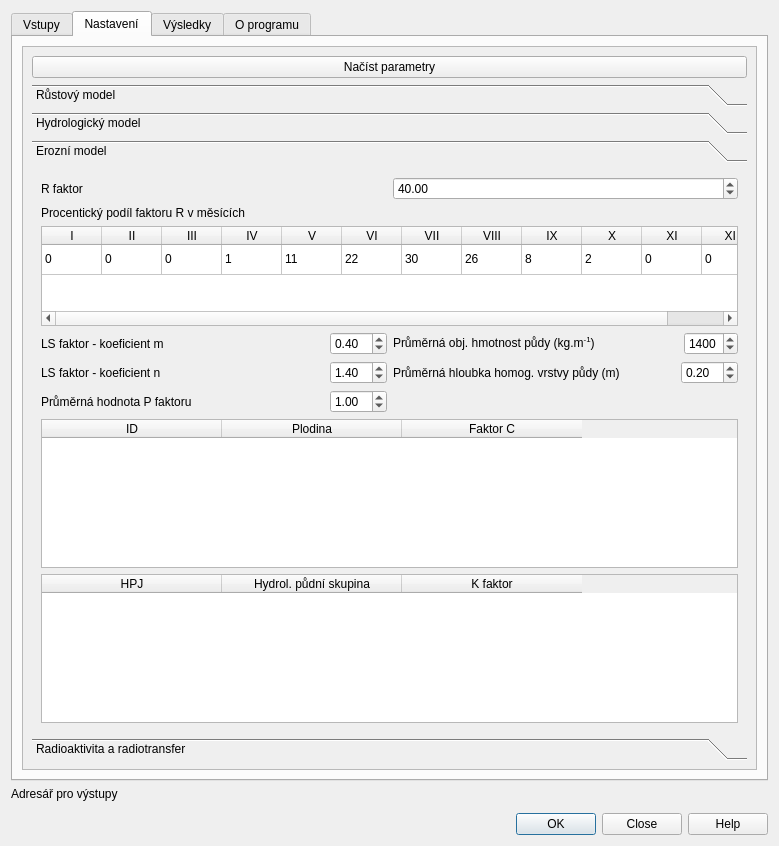
Qt form RadHydro_dialog_base.ui (JakubBrom/RadAgro) before a commit.
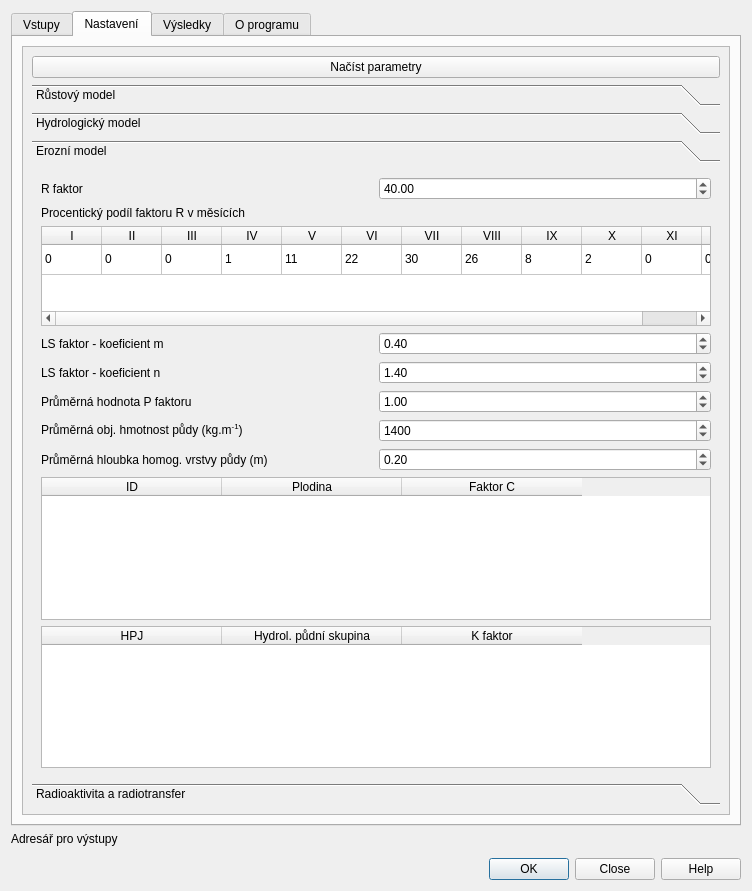
The same form after that commit. The open tabs and pages were chosen to show the change. Custom widgets are drawn as their Qt base class.

```diff
--- a/RadHydro_dialog_base.ui
+++ b/RadHydro_dialog_base.ui
@@ -7,8 +7,8 @@
    <rect>
     <x>0</x>
     <y>0</y>
-    <width>779</width>
-    <height>846</height>
+    <width>752</width>
+    <height>891</height>
    </rect>
   </property>
   <property name="font">
@@ -996,8 +996,8 @@
            <rect>
             <x>0</x>
             <y>0</y>
-            <width>737</width>
-            <height>699</height>
+            <width>710</width>
+            <height>744</height>
            </rect>
           </property>
           <layout class="QGridLayout" name="gridLayout_40">
@@ -1356,8 +1356,8 @@
                  <rect>
                   <x>0</x>
                   <y>0</y>
-                  <width>717</width>
-                  <height>534</height>
+                  <width>676</width>
+                  <height>583</height>
                  </rect>
                 </property>
                 <attribute name="label">
@@ -1557,33 +1557,9 @@
                  </item>
                  <item row="2" column="0">
                   <layout class="QGridLayout" name="gridLayout_44">
-                   <item row="0" column="0">
-                    <layout class="QGridLayout" name="gridLayout_30">
-                     <item row="0" column="0">
-                      <widget class="QLabel" name="label_32">
-                       <property name="text">
-                        <string>LS faktor - koeficient m</string>
-                       </property>
-                      </widget>
-                     </item>
-                     <item row="0" column="1">
-                      <widget class="QgsDoubleSpinBox" name="sbox_LS_m">
-                       <property name="sizePolicy">
-                        <sizepolicy hsizetype="Fixed" vsizetype="Fixed">
-                         <horstretch>0</horstretch>
-                         <verstretch>0</verstretch>
-                        </sizepolicy>
-                       </property>
-                       <property name="value">
-                        <double>0.400000000000000</double>
-                       </property>
-                      </widget>
-                     </item>
-                    </layout>
-                   </item>
-                   <item row="0" column="1">
-                    <layout class="QGridLayout" name="gridLayout_42">
-                     <item row="0" column="0">
+                   <item row="2" column="0">
+                    <layout class="QGridLayout" name="gridLayout_39">
+                     <item row="1" column="0">
                       <widget class="QLabel" name="label_36">
                        <property name="text">
                         <string>&lt;html&gt;&lt;head/&gt;&lt;body&gt;&lt;p&gt;Průměrná obj. hmotnost půdy (kg.m&lt;span style=&quot; vertical-align:super;&quot;&gt;-1&lt;/span&gt;)&lt;/p&gt;&lt;/body&gt;&lt;/html&gt;</string>
@@ -1591,9 +1567,22 @@
                       </widget>
                      </item>
                      <item row="0" column="1">
+                      <widget class="QgsDoubleSpinBox" name="sbox_P_fact">
+                       <property name="sizePolicy">
+                        <sizepolicy hsizetype="Preferred" vsizetype="Fixed">
+                         <horstretch>0</horstretch>
+                         <verstretch>0</verstretch>
+                        </sizepolicy>
+                       </property>
+                       <property name="value">
+                        <double>1.000000000000000</double>
+                       </property>
+                      </widget>
+                     </item>
+                     <item row="1" column="1">
                       <widget class="QgsDoubleSpinBox" name="sbox_vol_soil">
                        <property name="sizePolicy">
-                        <sizepolicy hsizetype="Fixed" vsizetype="Preferred">
+                        <sizepolicy hsizetype="Preferred" vsizetype="Preferred">
                          <horstretch>0</horstretch>
                          <verstretch>0</verstretch>
                         </sizepolicy>
@@ -1609,6 +1598,57 @@
                        </property>
                       </widget>
                      </item>
+                     <item row="0" column="0">
+                      <widget class="QLabel" name="label_35">
+                       <property name="text">
+                        <string>Průměrná hodnota P faktoru</string>
+                       </property>
+                      </widget>
+                     </item>
+                     <item row="2" column="0">
+                      <widget class="QLabel" name="label_37">
+                       <property name="text">
+                        <string>Průměrná hloubka homog. vrstvy půdy (m)</string>
+                       </property>
+                      </widget>
+                     </item>
+                     <item row="2" column="1">
+                      <widget class="QgsDoubleSpinBox" name="sbox_soil_depth">
+                       <property name="sizePolicy">
+                        <sizepolicy hsizetype="Preferred" vsizetype="Fixed">
+                         <horstretch>0</horstretch>
+                         <verstretch>0</verstretch>
+                        </sizepolicy>
+                       </property>
+                       <property name="value">
+                        <double>0.200000000000000</double>
+                       </property>
+                      </widget>
+                     </item>
+                    </layout>
+                   </item>
+                   <item row="0" column="0">
+                    <layout class="QGridLayout" name="gridLayout_30">
+                     <item row="0" column="0">
+                      <widget class="QLabel" name="label_32">
+                       <property name="text">
+                        <string>LS faktor - koeficient m</string>
+                       </property>
+                      </widget>
+                     </item>
+                     <item row="0" column="1">
+                      <widget class="QgsDoubleSpinBox" name="sbox_LS_m">
+                       <property name="sizePolicy">
+                        <sizepolicy hsizetype="Preferred" vsizetype="Fixed">
+                         <horstretch>0</horstretch>
+                         <verstretch>0</verstretch>
+                        </sizepolicy>
+                       </property>
+                       <property name="value">
+                        <double>0.400000000000000</double>
+                       </property>
+                      </widget>
+                     </item>
                     </layout>
                    </item>
                    <item row="1" column="0">
@@ -1623,7 +1663,7 @@
                      <item row="0" column="1">
                       <widget class="QgsDoubleSpinBox" name="sbox_LS_n">
                        <property name="sizePolicy">
-                        <sizepolicy hsizetype="Fixed" vsizetype="Fixed">
+                        <sizepolicy hsizetype="Preferred" vsizetype="Fixed">
                          <horstretch>0</horstretch>
                          <verstretch>0</verstretch>
                         </sizepolicy>
@@ -1635,67 +1675,6 @@
                      </item>
                     </layout>
                    </item>
-                   <item row="1" column="1" rowspan="2">
-                    <layout class="QGridLayout" name="gridLayout_43">
-                     <item row="0" column="0">
-                      <widget class="QLabel" name="label_37">
-                       <property name="text">
-                        <string>Průměrná hloubka homog. vrstvy půdy (m)</string>
-                       </property>
-                      </widget>
-                     </item>
-                     <item row="0" column="1">
-                      <widget class="QgsDoubleSpinBox" name="sbox_soil_depth">
-                       <property name="sizePolicy">
-                        <sizepolicy hsizetype="Fixed" vsizetype="Fixed">
-                         <horstretch>0</horstretch>
-                         <verstretch>0</verstretch>
-                        </sizepolicy>
-                       </property>
-                       <property name="value">
-                        <double>0.200000000000000</double>
-                       </property>
-                      </widget>
-                     </item>
-                     <item row="1" column="0">
-                      <spacer name="verticalSpacer_8">
-                       <property name="orientation">
-                        <enum>Qt::Vertical</enum>
-                       </property>
-                       <property name="sizeHint" stdset="0">
-                        <size>
-                         <width>20</width>
-                         <height>40</height>
-                        </size>
-                       </property>
-                      </spacer>
-                     </item>
-                    </layout>
-                   </item>
-                   <item row="2" column="0">
-                    <layout class="QGridLayout" name="gridLayout_39">
-                     <item row="0" column="0">
-                      <widget class="QLabel" name="label_35">
-                       <property name="text">
-                        <string>Průměrná hodnota P faktoru</string>
-                       </property>
-                      </widget>
-                     </item>
-                     <item row="0" column="1">
-                      <widget class="QgsDoubleSpinBox" name="sbox_P_fact">
-                       <property name="sizePolicy">
-                        <sizepolicy hsizetype="Fixed" vsizetype="Fixed">
-                         <horstretch>0</horstretch>
-                         <verstretch>0</verstretch>
-                        </sizepolicy>
-                       </property>
-                       <property name="value">
-                        <double>1.000000000000000</double>
-                       </property>
-                      </widget>
-                     </item>
-                    </layout>
-                   </item>
                   </layout>
                  </item>
                  <item row="3" column="0">
```
Left out of the diff: 50 changed lines with no effect on the pictures.
